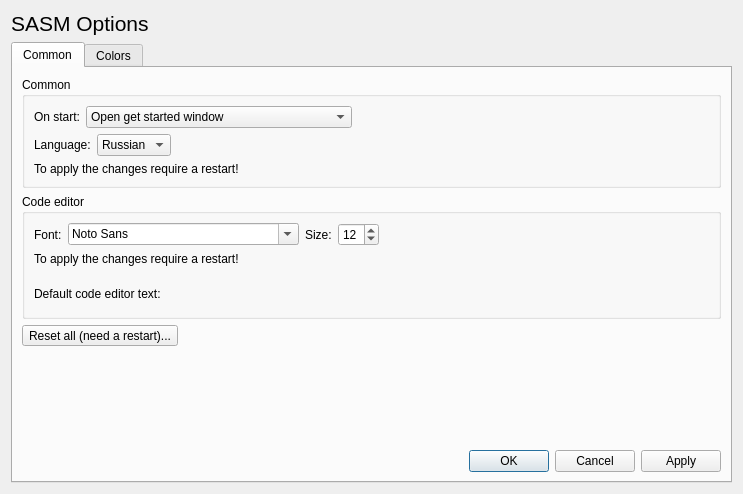
Qt form settings.ui (Dman95/SASM) before a commit.
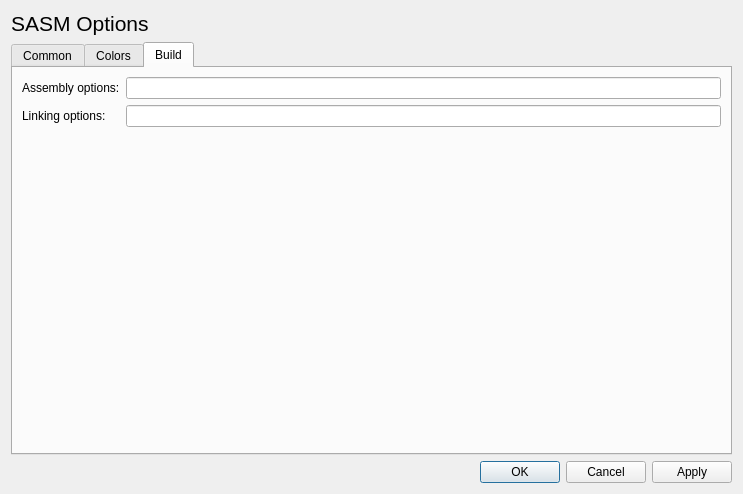
The same form after that commit.

Commit message: Compiler and linker options selection added

What changed in the file:
```diff
--- a/settings.ui
+++ b/settings.ui
@@ -41,7 +41,7 @@
       <enum>Qt::LeftToRight</enum>
      </property>
      <property name="currentIndex">
-      <number>0</number>
+      <number>2</number>
      </property>
      <property name="elideMode">
       <enum>Qt::ElideNone</enum>
@@ -204,7 +204,7 @@
               </property>
               <property name="currentFont">
                <font>
-                <family>Courier 10 Pitch</family>
+                <family>Arial</family>
                 <pointsize>12</pointsize>
                </font>
               </property>
@@ -327,13 +327,6 @@
          </property>
         </spacer>
        </item>
-       <item>
-        <widget class="QDialogButtonBox" name="buttonBox">
-         <property name="standardButtons">
-          <set>QDialogButtonBox::Apply|QDialogButtonBox::Cancel|QDialogButtonBox::Ok</set>
-         </property>
-        </widget>
-       </item>
       </layout>
      </widget>
      <widget class="QWidget" name="colorsTab">
@@ -1783,6 +1776,43 @@
        </item>
       </layout>
      </widget>
+     <widget class="QWidget" name="buildTab">
+      <attribute name="title">
+       <string>Build</string>
+      </attribute>
+      <layout class="QFormLayout" name="formLayout">
+       <property name="fieldGrowthPolicy">
+        <enum>QFormLayout::AllNonFixedFieldsGrow</enum>
+       </property>
+       <item row="0" column="0">
+        <widget class="QLabel" name="assemblyLabel">
+         <property name="text">
+          <string>Assembly options:</string>
+         </property>
+        </widget>
+       </item>
+       <item row="0" column="1">
+        <widget class="QLineEdit" name="assemblyOptionsEdit"/>
+       </item>
+       <item row="1" column="0">
+        <widget class="QLabel" name="linkingLabel">
+         <property name="text">
+          <string>Linking options:</string>
+         </property>
+        </widget>
+       </item>
+       <item row="1" column="1">
+        <widget class="QLineEdit" name="linkingOptionsEdit"/>
+       </item>
+      </layout>
+     </widget>
+    </widget>
+   </item>
+   <item>
+    <widget class="QDialogButtonBox" name="buttonBox">
+     <property name="standardButtons">
+      <set>QDialogButtonBox::Apply|QDialogButtonBox::Cancel|QDialogButtonBox::Ok</set>
+     </property>
     </widget>
    </item>
   </layout>
```
Left out of the diff: 1 changed line with no effect on the pictures. The commit also changes 2 other files.
